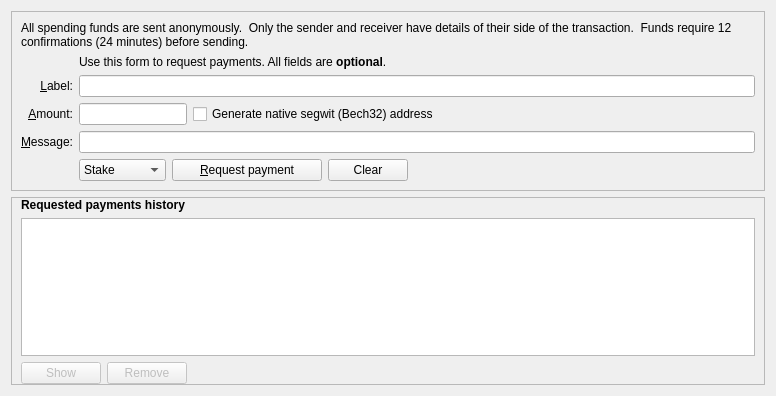
Qt form src/qt/forms/receivecoinsdialog.ui (Bitcoin-Confidential/BitcoinC-Core) before a commit.
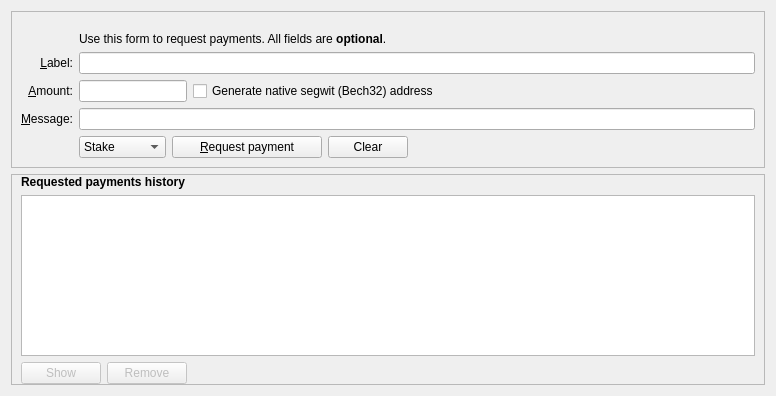
The same form after that commit. Icons and pictures are not drawn. Custom widgets are drawn as their Qt base class.

Commit message: qt: Made the info tests in receive/send tabs blocktime based

Patch:
```diff
--- a/src/qt/forms/receivecoinsdialog.ui
+++ b/src/qt/forms/receivecoinsdialog.ui
@@ -26,10 +26,13 @@
       <enum>QFrame::Sunken</enum>
      </property>
      <layout class="QVBoxLayout" name="verticalLayout_3">
+      <property name="topMargin">
+       <number>0</number>
+      </property>
       <item>
        <widget class="QLabel" name="receiveTabHeaderLabel">
         <property name="text">
-         <string>All spending funds are sent anonymously.  Only the sender and receiver have details of their side of the transaction.  Funds require 12 confirmations (24 minutes) before sending.</string>
+         <string notr="true"/>
         </property>
         <property name="wordWrap">
          <bool>true</bool>
```
The commit also changes 6 other files.
